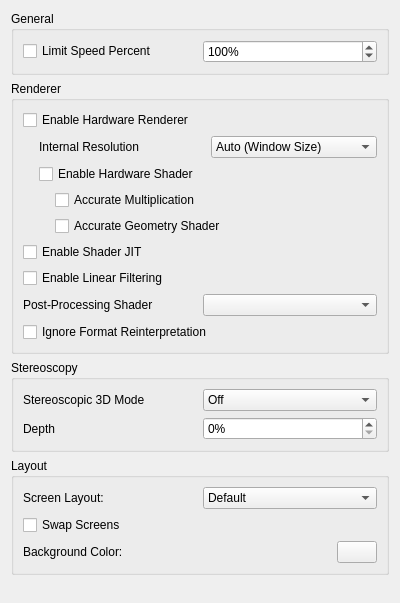
The window that src/citra_qt/configuration/configure_graphics.ui (akashanotenshi/rusty) describes before a commit, drawn with Qt 5.
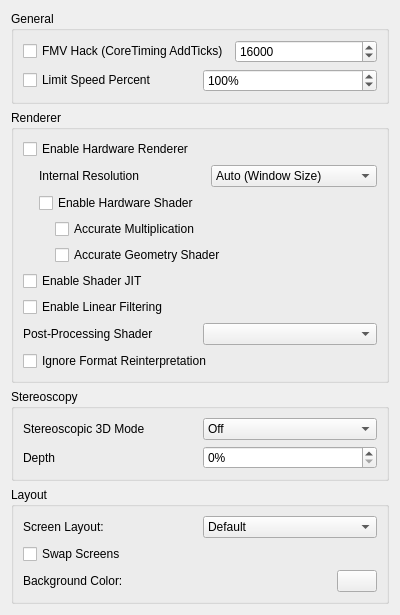
The same window after the commit.

Commit message: taken2009's FMV-hack

Diff of the .ui file:
```diff
--- a/src/citra_qt/configuration/configure_graphics.ui
+++ b/src/citra_qt/configuration/configure_graphics.ui
@@ -20,6 +20,30 @@
       <string>General</string>
      </property>
      <layout class="QVBoxLayout" name="verticalLayout_2">
+      <item>
+        <layout class="QHBoxLayout" name="horizontalLayout_6">
+         <item>
+          <widget class="QCheckBox" name="FMV_hack">
+           <property name="text">
+            <string>FMV Hack (CoreTiming AddTicks)</string>
+           </property>
+          </widget>
+         </item>
+         <item>
+          <widget class="QSpinBox" name="AddTicks">
+           <property name="minimum">
+            <number>1</number>
+           </property>
+           <property name="maximum">
+            <number>999999</number>
+           </property>
+           <property name="value">
+            <number>16000</number>
+           </property>
+          </widget>
+         </item>
+        </layout>
+       </item>
       <item>
        <layout class="QHBoxLayout" name="horizontalLayout_2">
         <item>
```
The commit also changes 4 other files.
